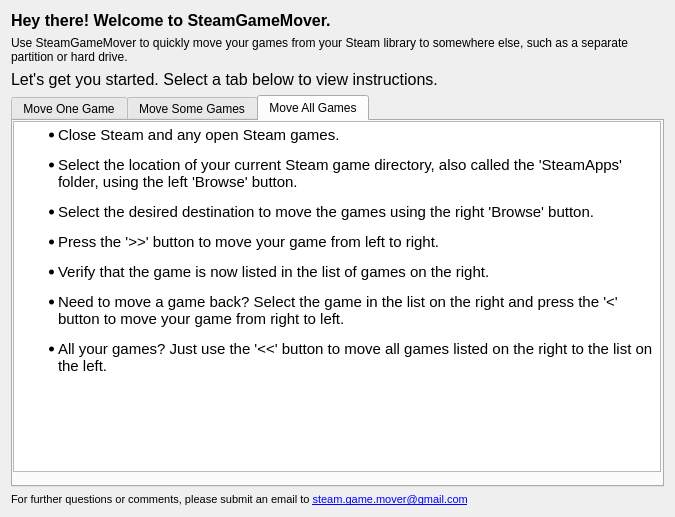
Before: the Qt Designer form SteamGameMover/HelpDialog.ui in larryprice/SteamGameMover, drawn with Qt 5.
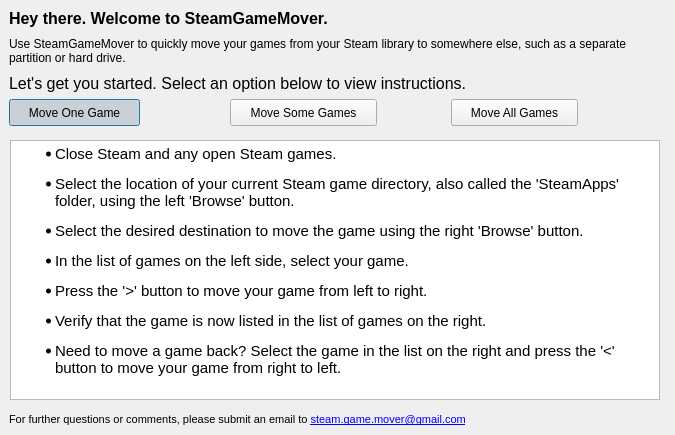
After: the same form once the commit is applied. Icons and pictures are not drawn.

Commit message: Changes to help dialog to help with resizing

Diff of the .ui file:
```diff
--- a/SteamGameMover/HelpDialog.ui
+++ b/SteamGameMover/HelpDialog.ui
@@ -10,7 +10,7 @@
     <x>0</x>
     <y>0</y>
     <width>675</width>
-    <height>517</height>
+    <height>435</height>
    </rect>
   </property>
   <property name="windowTitle">
@@ -26,9 +26,15 @@
   <property name="modal">
    <bool>true</bool>
   </property>
-  <layout class="QGridLayout" name="gridLayout">
-   <item row="0" column="0">
     <widget class="QLabel" name="welcomeLabel">
+   <property name="geometry">
+    <rect>
+     <x>9</x>
+     <y>9</y>
+     <width>657</width>
+     <height>19</height>
+    </rect>
+   </property>
      <property name="font">
       <font>
        <pointsize>12</pointsize>
@@ -37,15 +43,21 @@
       </font>
      </property>
      <property name="text">
-      <string>Hey there! Welcome to SteamGameMover.</string>
+    <string>Hey there. Welcome to SteamGameMover.</string>
      </property>
      <property name="wordWrap">
       <bool>true</bool>
      </property>
     </widget>
-   </item>
-   <item row="1" column="0">
     <widget class="QLabel" name="descriptionLabel">
+   <property name="geometry">
+    <rect>
+     <x>9</x>
+     <y>34</y>
+     <width>657</width>
+     <height>34</height>
+    </rect>
+   </property>
      <property name="text">
       <string>Use SteamGameMover to quickly move your games from your Steam library to somewhere else, such as a separate partition or hard drive.</string>
      </property>
@@ -53,9 +65,15 @@
       <bool>true</bool>
      </property>
     </widget>
-   </item>
-   <item row="2" column="0">
     <widget class="QLabel" name="questionLabel">
+   <property name="geometry">
+    <rect>
+     <x>9</x>
+     <y>74</y>
+     <width>473</width>
+     <height>19</height>
+    </rect>
+   </property>
      <property name="font">
       <font>
        <pointsize>12</pointsize>
@@ -63,32 +81,88 @@
       </font>
      </property>
      <property name="text">
-      <string>Let's get you started. Select a tab below to view instructions.</string>
-     </property>
-    </widget>
-   </item>
-   <item row="3" column="0">
-    <widget class="QTabWidget" name="tabWidget">
-     <property name="tabPosition">
-      <enum>QTabWidget::North</enum>
-     </property>
-     <property name="tabShape">
-      <enum>QTabWidget::Rounded</enum>
-     </property>
-     <property name="currentIndex">
-      <number>2</number>
-     </property>
-     <widget class="QWidget" name="oneTab">
-      <attribute name="title">
+    <string>Let's get you started. Select an option below to view instructions.</string>
+   </property>
+  </widget>
+  <widget class="QLabel" name="label">
+   <property name="geometry">
+    <rect>
+     <x>9</x>
+     <y>412</y>
+     <width>467</width>
+     <height>16</height>
+    </rect>
+   </property>
+   <property name="font">
+    <font>
+     <pointsize>8</pointsize>
+    </font>
+   </property>
+   <property name="text">
+    <string>&lt;html&gt;&lt;head/&gt;&lt;body&gt;&lt;p&gt;For further questions or comments, please submit an email to &lt;a href=&quot;mailto:steam.game.mover@gmail.com&quot;&gt;&lt;span style=&quot; text-decoration: underline; color:#0000ff;&quot;&gt;steam.game.mover@gmail.com&lt;/span&gt;&lt;/a&gt;&lt;/p&gt;&lt;/body&gt;&lt;/html&gt;</string>
+   </property>
+   <property name="openExternalLinks">
+    <bool>true</bool>
+   </property>
+  </widget>
+  <widget class="QPushButton" name="moveOneGameBtn">
+   <property name="geometry">
+    <rect>
+     <x>9</x>
+     <y>99</y>
+     <width>131</width>
+     <height>27</height>
+    </rect>
+   </property>
+   <property name="text">
        <string>Move One Game</string>
-      </attribute>
-      <widget class="QTextBrowser" name="textBrowser">
+   </property>
+   <property name="checkable">
+    <bool>true</bool>
+   </property>
+   <property name="checked">
+    <bool>true</bool>
+   </property>
+  </widget>
+  <widget class="QPushButton" name="moveSomeGamesBtn">
        <property name="geometry">
         <rect>
-         <x>0</x>
-         <y>0</y>
-         <width>648</width>
-         <height>351</height>
+     <x>230</x>
+     <y>99</y>
+     <width>147</width>
+     <height>27</height>
+    </rect>
+   </property>
+   <property name="text">
+    <string>Move Some Games</string>
+   </property>
+   <property name="checkable">
+    <bool>true</bool>
+   </property>
+  </widget>
+  <widget class="QPushButton" name="moveAllGamesBtn">
+   <property name="geometry">
+    <rect>
+     <x>451</x>
+     <y>99</y>
+     <width>127</width>
+     <height>27</height>
+    </rect>
+   </property>
+   <property name="text">
+    <string>Move All Games</string>
+   </property>
+   <property name="checkable">
+    <bool>true</bool>
+   </property>
+  </widget>
+  <widget class="QTextBrowser" name="moveOneGameInstructions">
+   <property name="geometry">
+    <rect>
+     <x>10</x>
+     <y>140</y>
+     <width>650</width>
+     <height>260</height>
         </rect>
        </property>
        <property name="autoFillBackground">
@@ -111,18 +185,13 @@
 &lt;li style=&quot; margin-top:12px; margin-bottom:12px; margin-left:0px; margin-right:0px; -qt-block-indent:0; text-indent:0px;&quot;&gt;Need to move a game back? Select the game in the list on the right and press the '&amp;lt;' button to move your game from right to left.&lt;/li&gt;&lt;/ul&gt;&lt;/body&gt;&lt;/html&gt;</string>
        </property>
       </widget>
-     </widget>
-     <widget class="QWidget" name="someTab">
-      <attribute name="title">
-       <string>Move Some Games</string>
-      </attribute>
-      <widget class="QTextBrowser" name="textBrowser_2">
+  <widget class="QTextBrowser" name="moveSomeGamesInstructions">
        <property name="geometry">
         <rect>
-         <x>0</x>
-         <y>0</y>
-         <width>648</width>
-         <height>351</height>
+     <x>10</x>
+     <y>140</y>
+     <width>650</width>
+     <height>260</height>
         </rect>
        </property>
        <property name="html">
@@ -139,18 +208,13 @@
 &lt;li style=&quot; margin-top:12px; margin-bottom:12px; margin-left:0px; margin-right:0px; -qt-block-indent:0; text-indent:0px;&quot;&gt;Need to move a game back? Select the game in the list on the right and press the '&amp;lt;' button to move your game from right to left.&lt;/li&gt;&lt;/ul&gt;&lt;/body&gt;&lt;/html&gt;</string>
        </property>
       </widget>
-     </widget>
-     <widget class="QWidget" name="allTab">
-      <attribute name="title">
-       <string>Move All Games</string>
-      </attribute>
-      <widget class="QTextBrowser" name="textBrowser_3">
+  <widget class="QTextBrowser" name="moveAllGamesInstructions">
        <property name="geometry">
         <rect>
-         <x>0</x>
-         <y>0</y>
-         <width>648</width>
-         <height>351</height>
+     <x>10</x>
+     <y>140</y>
+     <width>650</width>
+     <height>260</height>
         </rect>
        </property>
        <property name="html">
@@ -167,25 +231,16 @@
 &lt;li style=&quot; margin-top:12px; margin-bottom:12px; margin-left:0px; margin-right:0px; -qt-block-indent:0; text-indent:0px;&quot;&gt;All your games? Just use the '&amp;lt;&amp;lt;' button to move all games listed on the right to the list on the left.&lt;/li&gt;&lt;/ul&gt;&lt;/body&gt;&lt;/html&gt;</string>
        </property>
       </widget>
-     </widget>
-    </widget>
-   </item>
-   <item row="4" column="0">
-    <widget class="QLabel" name="label">
-     <property name="font">
-      <font>
-       <pointsize>8</pointsize>
-      </font>
-     </property>
-     <property name="text">
-      <string>&lt;html&gt;&lt;head/&gt;&lt;body&gt;&lt;p&gt;For further questions or comments, please submit an email to &lt;a href=&quot;mailto:steam.game.mover@gmail.com&quot;&gt;&lt;span style=&quot; text-decoration: underline; color:#0000ff;&quot;&gt;steam.game.mover@gmail.com&lt;/span&gt;&lt;/a&gt;&lt;/p&gt;&lt;/body&gt;&lt;/html&gt;</string>
-     </property>
-     <property name="openExternalLinks">
-      <bool>true</bool>
-     </property>
-    </widget>
-   </item>
-  </layout>
+  <zorder>moveAllGamesInstructions</zorder>
+  <zorder>moveSomeGamesInstructions</zorder>
+  <zorder>moveOneGameInstructions</zorder>
+  <zorder>welcomeLabel</zorder>
+  <zorder>descriptionLabel</zorder>
+  <zorder>questionLabel</zorder>
+  <zorder>label</zorder>
+  <zorder>moveOneGameBtn</zorder>
+  <zorder>moveSomeGamesBtn</zorder>
+  <zorder>moveAllGamesBtn</zorder>
  </widget>
  <resources>
   <include location="resources.qrc"/>
```
Lines whose indentation alone changed are shown as unchanged. The commit also changes 2 other files.
